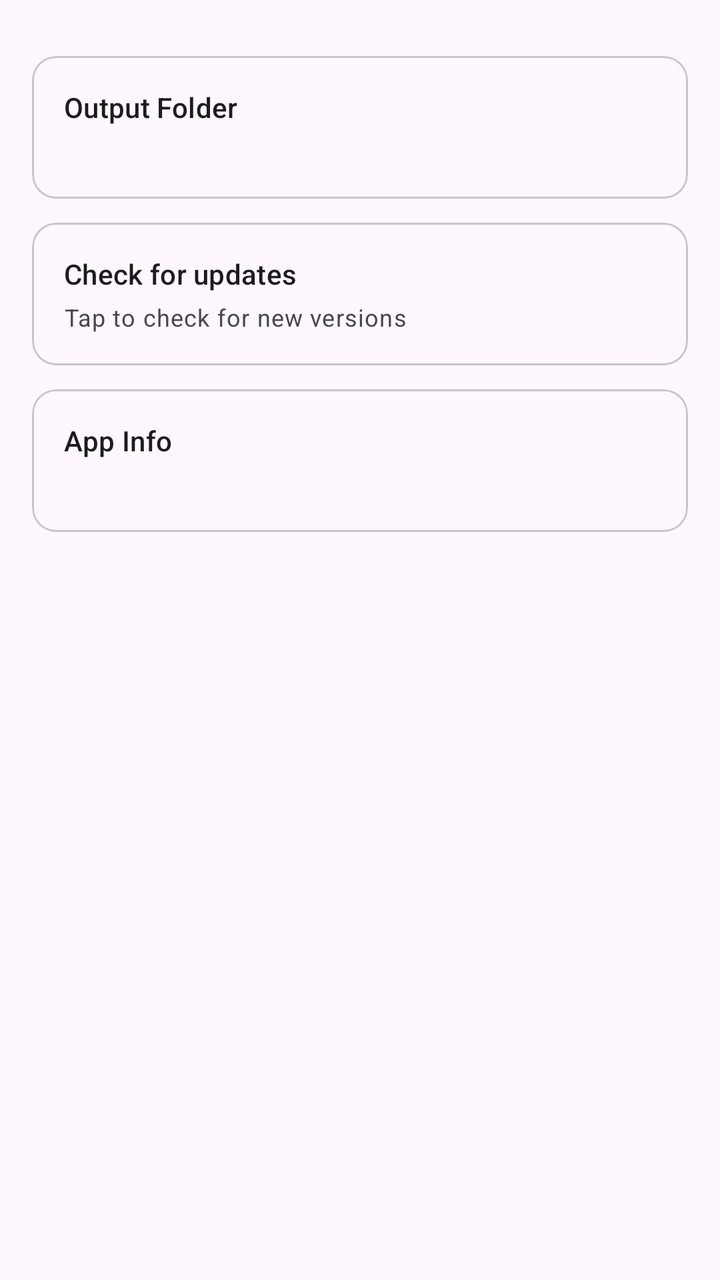
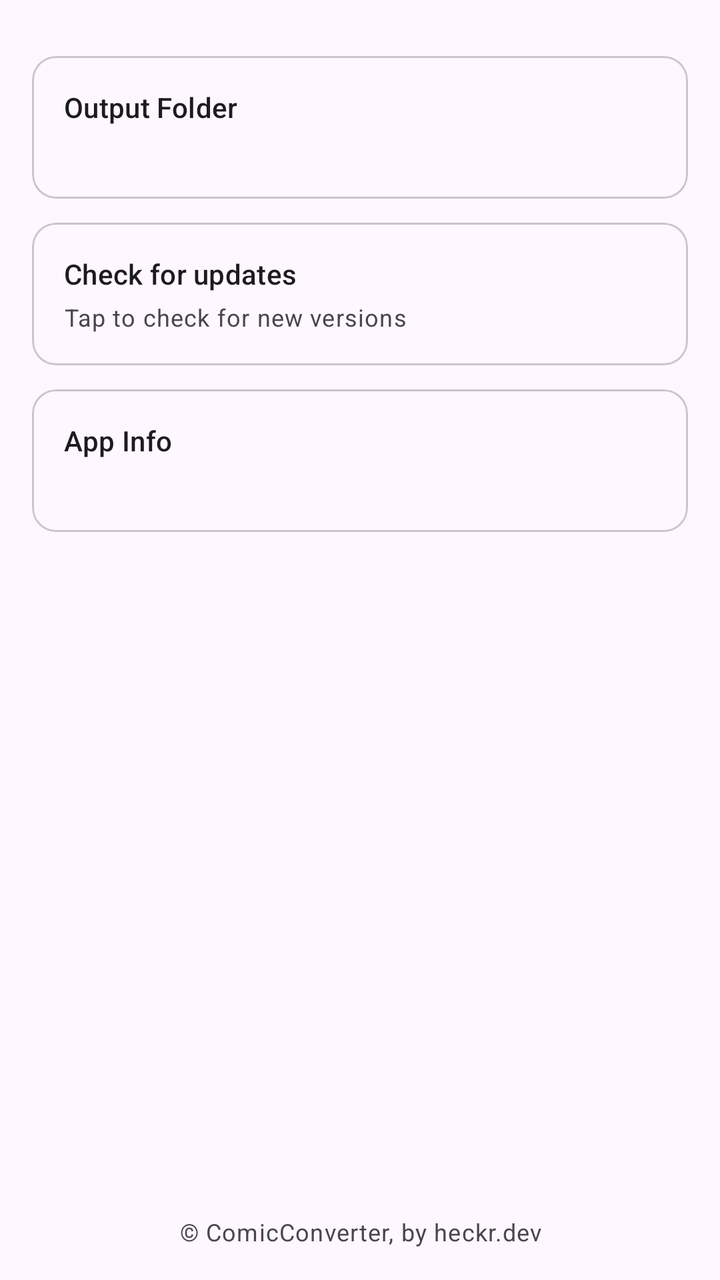

Compare the two renders of this Android layout. The source of the first and the diff that turns it into the second are given below.
<!-- AndroidManifest.xml: application theme Theme.ComicConverter -->
<!-- res/layout/fragment_settings.xml -->
<?xml version="1.0" encoding="utf-8"?>
<ScrollView xmlns:android="http://schemas.android.com/apk/res/android"
    xmlns:app="http://schemas.android.com/apk/res-auto" android:layout_width="match_parent" android:layout_height="match_parent">

    <LinearLayout android:layout_width="match_parent" android:layout_height="wrap_content" android:orientation="vertical" android:padding="16dp">

        
        <com.google.android.material.card.MaterialCardView android:id="@+id/output_folder_card" android:layout_width="match_parent" android:layout_height="wrap_content" android:layout_marginTop="12dp" app:cardCornerRadius="12dp" style="?attr/materialCardViewOutlinedStyle">

            <LinearLayout android:layout_width="match_parent" android:layout_height="wrap_content" android:orientation="vertical" android:padding="16dp">

                <TextView android:layout_width="wrap_content" android:layout_height="wrap_content" android:text="@string/output_folder" android:textAppearance="?attr/textAppearanceTitleSmall" />

                <TextView android:id="@+id/output_folder_subtitle" android:layout_width="match_parent" android:layout_height="wrap_content" android:layout_marginTop="4dp" android:textAppearance="?attr/textAppearanceBodySmall" android:textColor="?attr/colorOnSurfaceVariant" />

                <TextView android:id="@+id/reset_output_folder" android:layout_width="wrap_content" android:layout_height="wrap_content" android:layout_marginTop="4dp" android:text="@string/output_folder_reset" android:textAppearance="?attr/textAppearanceBodySmall" android:textColor="?attr/colorPrimary" android:background="?attr/selectableItemBackground" android:clickable="true" android:focusable="true" android:visibility="gone" />

            </LinearLayout>

        </com.google.android.material.card.MaterialCardView>

        
        <com.google.android.material.card.MaterialCardView android:id="@+id/update_card" android:layout_width="match_parent" android:layout_height="wrap_content" android:layout_marginTop="12dp" app:cardCornerRadius="12dp" style="?attr/materialCardViewOutlinedStyle">

            <LinearLayout android:layout_width="match_parent" android:layout_height="wrap_content" android:orientation="vertical" android:padding="16dp">

                <TextView android:id="@+id/update_title" android:layout_width="wrap_content" android:layout_height="wrap_content" android:text="@string/check_for_updates" android:textAppearance="?attr/textAppearanceTitleSmall" />

                <TextView android:id="@+id/update_subtitle" android:layout_width="match_parent" android:layout_height="wrap_content" android:layout_marginTop="4dp" android:text="@string/tap_to_check" android:textAppearance="?attr/textAppearanceBodySmall" android:textColor="?attr/colorOnSurfaceVariant" />

                <com.google.android.material.progressindicator.LinearProgressIndicator android:id="@+id/update_progress" android:layout_width="match_parent" android:layout_height="wrap_content" android:layout_marginTop="8dp" android:indeterminate="true" android:visibility="gone" app:trackCornerRadius="2dp" />

            </LinearLayout>

        </com.google.android.material.card.MaterialCardView>

        
        <com.google.android.material.card.MaterialCardView android:layout_width="match_parent" android:layout_height="wrap_content" android:layout_marginTop="12dp" app:cardCornerRadius="12dp" style="?attr/materialCardViewOutlinedStyle">

            <LinearLayout android:layout_width="match_parent" android:layout_height="wrap_content" android:orientation="vertical" android:padding="16dp">

                <TextView android:layout_width="wrap_content" android:layout_height="wrap_content" android:text="@string/app_info" android:textAppearance="?attr/textAppearanceTitleSmall" />

                <TextView android:id="@+id/version_info" android:layout_width="match_parent" android:layout_height="wrap_content" android:layout_marginTop="4dp" android:textAppearance="?attr/textAppearanceBodySmall" android:textColor="?attr/colorOnSurfaceVariant" />

            </LinearLayout>

        </com.google.android.material.card.MaterialCardView>

    </LinearLayout>

</ScrollView>
<!-- resources referenced by this layout -->
<resources>
  <string name="app_info">App Info</string>
  <string name="check_for_updates">Check for updates</string>
  <string name="output_folder">Output Folder</string>
  <string name="output_folder_reset">Reset to default</string>
  <string name="tap_to_check">Tap to check for new versions</string>
  <style name="Theme.ComicConverter" parent="Base.Theme.ComicConverter" />
  <style name="Base.Theme.ComicConverter" parent="Theme.Material3.DayNight.NoActionBar">
          
          <item name="android:forceDarkAllowed" tools:targetApi="q">true</item>
      </style>
</resources>

<!-- the commit's change to res/layout/fragment_settings.xml (unified diff, before → after) -->
@@ -1,8 +1,20 @@
-<?xml version="1.0" encoding="utf-8"?>
-<ScrollView xmlns:android="http://schemas.android.com/apk/res/android"
-    xmlns:app="http://schemas.android.com/apk/res-auto" android:layout_width="match_parent" android:layout_height="match_parent">
+<?xml version="1.0" encoding="utf-8" ?>
+<LinearLayout xmlns:android="http://schemas.android.com/apk/res/android"
+    xmlns:app="http://schemas.android.com/apk/res-auto"
+    android:layout_width="match_parent"
+    android:layout_height="match_parent"
+    android:orientation="vertical">
 
-    <LinearLayout android:layout_width="match_parent" android:layout_height="wrap_content" android:orientation="vertical" android:padding="16dp">
+    <ScrollView
+        android:layout_width="match_parent"
+        android:layout_height="0dp"
+        android:layout_weight="1">
+
+        <LinearLayout
+            android:layout_width="match_parent"
+            android:layout_height="wrap_content"
+            android:orientation="vertical"
+            android:padding="16dp">
 
         
         <com.google.android.material.card.MaterialCardView android:id="@+id/output_folder_card" android:layout_width="match_parent" android:layout_height="wrap_content" android:layout_marginTop="12dp" app:cardCornerRadius="12dp" style="?attr/materialCardViewOutlinedStyle">
@@ -47,6 +59,10 @@
 
         </com.google.android.material.card.MaterialCardView>
 
-    </LinearLayout>
+        </LinearLayout>
+    </ScrollView>
 
-</ScrollView>
+    
+    <TextView android:id="@+id/copyright_footer" android:layout_width="match_parent" android:layout_height="wrap_content" android:padding="16dp" android:text="@string/copyright_footer" android:textAlignment="center" android:textAppearance="?attr/textAppearanceBodySmall" android:textColor="?attr/colorOnSurfaceVariant" />
+
+</LinearLayout>
<!-- resource entries referenced after the edit -->
@@ -2,6 +2,7 @@
 <resources>
   <string name="app_info">App Info</string>
   <string name="check_for_updates">Check for updates</string>
+  <string name="copyright_footer">© ComicConverter, by heckr.dev</string>
   <string name="output_folder">Output Folder</string>
   <string name="output_folder_reset">Reset to default</string>
   <string name="tap_to_check">Tap to check for new versions</string>
